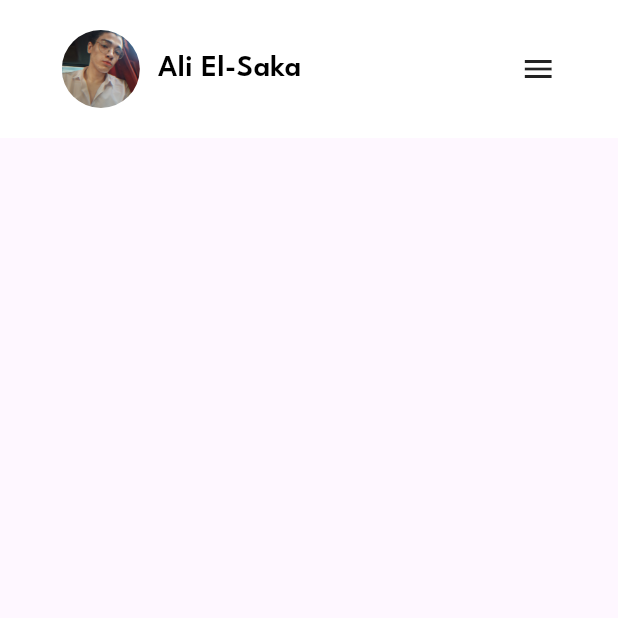
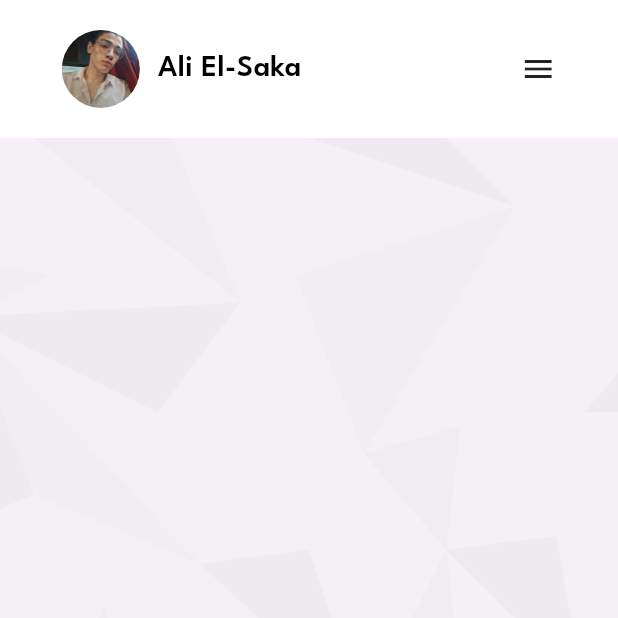
Before and after one commit to AliEl-Saka/portfolio, a Flutter app: the screen it shows after launch, on a phone screen of 412 x 824 dp, the top half of it. Run offline on Flutter 3.47's test engine with Material 3 defaults, Android fonts, the phone set to English and light mode, and no system bars; our stand-ins replace responsive_builder.

Commit message:
add home section decoration

```diff
--- a/lib/views/home_view.dart
+++ b/lib/views/home_view.dart
@@ -1,4 +1,5 @@
 import 'package:flutter/material.dart';
+import 'package:portfolio/views/sections/home_section.dart';
 import 'package:portfolio/widgets/drawer/navigation_drawer.dart';
 import 'package:portfolio/widgets/nav_bar/responsive_nav_bar.dart';
 import 'package:responsive_builder/responsive_builder.dart';
@@ -8,14 +9,21 @@ class HomeView extends StatelessWidget {
 
   @override
   Widget build(BuildContext context) {
+    final GlobalKey responsiveNavBarKey = GlobalKey();
+
     return ResponsiveBuilder(
       builder: (context, sizingInformation) => Scaffold(
         drawer: sizingInformation.deviceScreenType == DeviceScreenType.mobile
             ? const CustomNavigationDrawer()
             : null,
         drawerEnableOpenDragGesture: false,
-        body: const Column(
-          children: [ResponsiveNavBar(),],
+        body: SingleChildScrollView(
+          child: Column(
+            children: [
+              ResponsiveNavBar(globalKey: responsiveNavBarKey),
+              HomeSection(responsiveNavBarKey: responsiveNavBarKey),
+            ],
+          ),
         ),
       ),
     );
--- /dev/null
+++ b/lib/views/sections/home_section.dart
@@ -0,0 +1,32 @@
+import 'package:flutter/material.dart';
+
+class HomeSection extends StatelessWidget {
+  const HomeSection({super.key, required this.responsiveNavBarKey});
+  final GlobalKey responsiveNavBarKey;
+
+  @override
+  Widget build(BuildContext context) {
+    return LayoutBuilder(builder: (context, constraints) {
+      RenderBox renderBox =
+      responsiveNavBarKey.currentContext!.findRenderObject() as RenderBox;
+      double navBarHeight = renderBox.size.height;
+      return Container(
+        height: MediaQuery.of(context).size.height - navBarHeight,
+        decoration: homeSectionDecoration(),
+      );
+    });
+  }
+
+  BoxDecoration homeSectionDecoration() {
+    return BoxDecoration(
+        color: Colors.black.withOpacity(0.05),
+        image: DecorationImage(
+          image: const AssetImage('assets/images/home background pattern.png'),
+          fit: BoxFit.cover,
+          colorFilter: ColorFilter.mode(
+            Colors.white.withOpacity(0.3),
+            BlendMode.dstATop,
+          ),
+        ));
+  }
+}
--- a/lib/widgets/nav_bar/responsive_nav_bar.dart
+++ b/lib/widgets/nav_bar/responsive_nav_bar.dart
@@ -4,11 +4,13 @@ import 'package:portfolio/widgets/nav_bar/widgets/responsive/website_nav_bar.dar
 import 'package:responsive_builder/responsive_builder.dart';
 
 class ResponsiveNavBar extends StatelessWidget {
-  const ResponsiveNavBar({super.key});
+  const ResponsiveNavBar({super.key,required this.globalKey});
+  final GlobalKey globalKey;
 
   @override
   Widget build(BuildContext context) {
     return Container(
+      key: globalKey,
         height: 92,
         color: Colors.white,
         child: Align(
```
